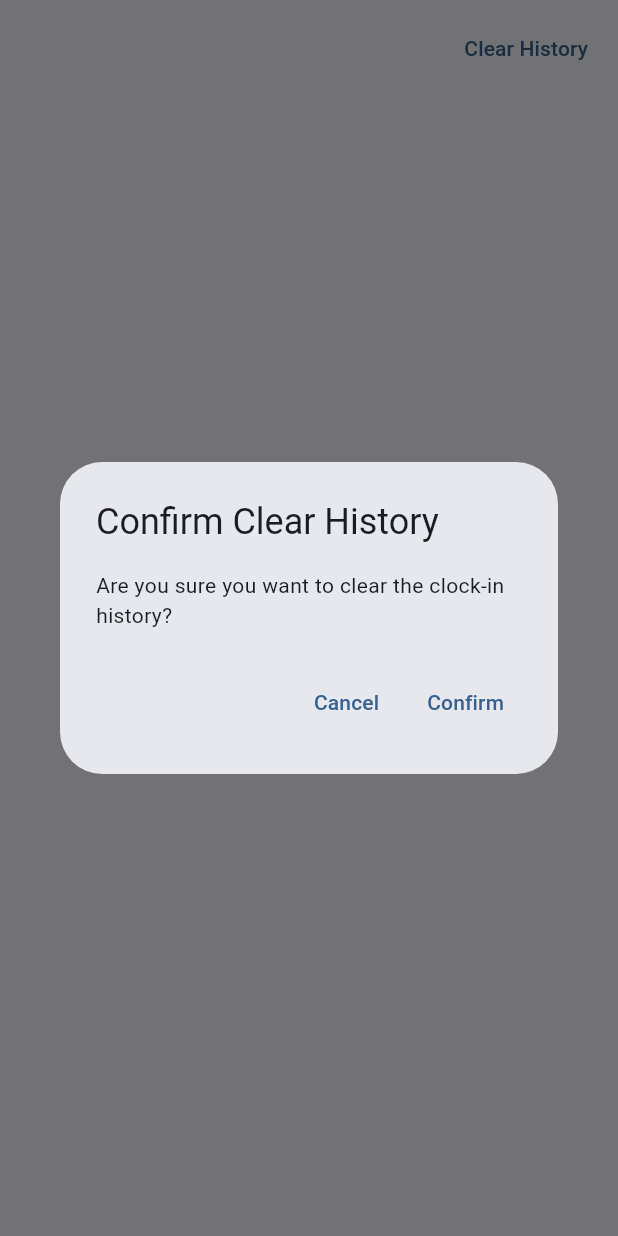
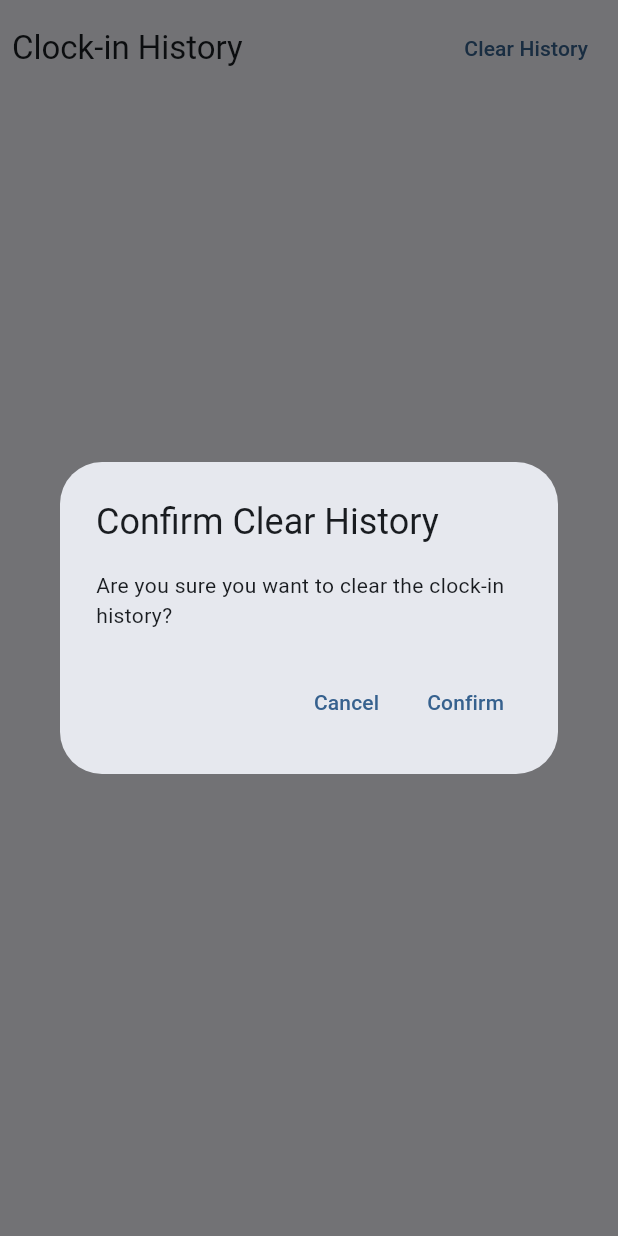
Before and after one commit to g-ramalho/technical-test-flutter-stefanini, a Flutter app: the HomePage widget shown alone on an empty page, opened directly, after a tap on "Clear History", on a phone screen of 412 x 824 dp. Run offline on Flutter 3.47's test engine with Material 3 defaults, Android fonts, the phone set to English and light mode, and no system bars; our stand-ins replace connectivity_plus, shared_preferences; accounts and stored records are empty.

Commit message:
feat: changes icon and includes title for the Clock-in History page

```diff
--- a/lib/app.dart
+++ b/lib/app.dart
@@ -1,10 +1,4 @@
-import 'dart:async';
-
-import 'package:connectivity_plus/connectivity_plus.dart';
 import 'package:flutter/material.dart';
-import 'package:intl/intl.dart';
-import 'package:shared_preferences/shared_preferences.dart';
-import 'package:technical_test_flutter_stefanini/system_datetime.dart';
 
 import 'pages/main_screen.dart';
 
--- a/lib/pages/home.dart
+++ b/lib/pages/home.dart
@@ -98,14 +98,20 @@ class HomePageState extends State<HomePage> {
   Widget build(BuildContext context) {
     return Column(
       children: [
-        Align(
-          alignment: Alignment.topRight,
-          child: Padding(
-            padding: const EdgeInsets.all(8.0),
-            child: TextButton(
-              onPressed: _clearHistory,
-              child: const Text('Clear History'),
-            ),
+        Padding(
+          padding: const EdgeInsets.all(8.0),
+          child: Row(
+            mainAxisAlignment: MainAxisAlignment.spaceBetween,
+            children: [
+              Text(
+                "Clock-in History",
+                style: Theme.of(context).textTheme.titleLarge,
+              ),
+              TextButton(
+                onPressed: _clearHistory,
+                child: const Text('Clear History'),
+              ),
+            ],
           ),
         ),
         Expanded(
--- a/lib/pages/main_screen.dart
+++ b/lib/pages/main_screen.dart
@@ -58,7 +58,7 @@ class _MainScreenState extends State<MainScreen> {
           children: [
             IconButton(
               icon: Icon(
-                Icons.home,
+                Icons.history_rounded,
                 color: _selectedIndex == 0 ? Theme.of(context).colorScheme.primary : null,
               ),
               onPressed: () => _onItemTapped(0),
```
